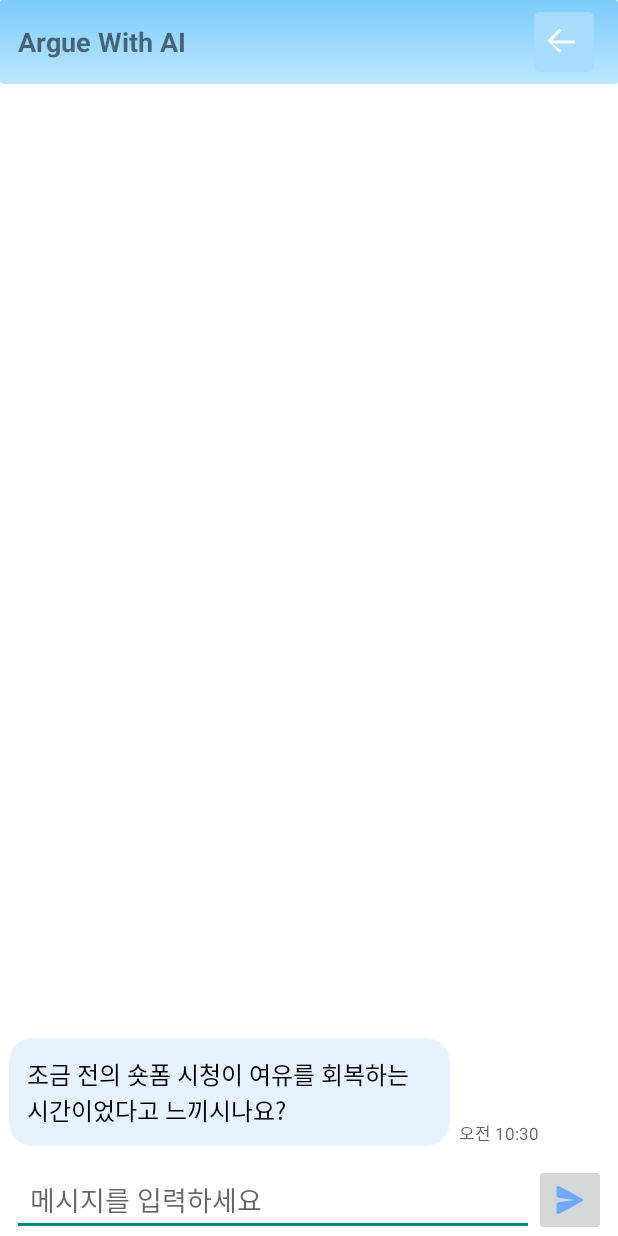
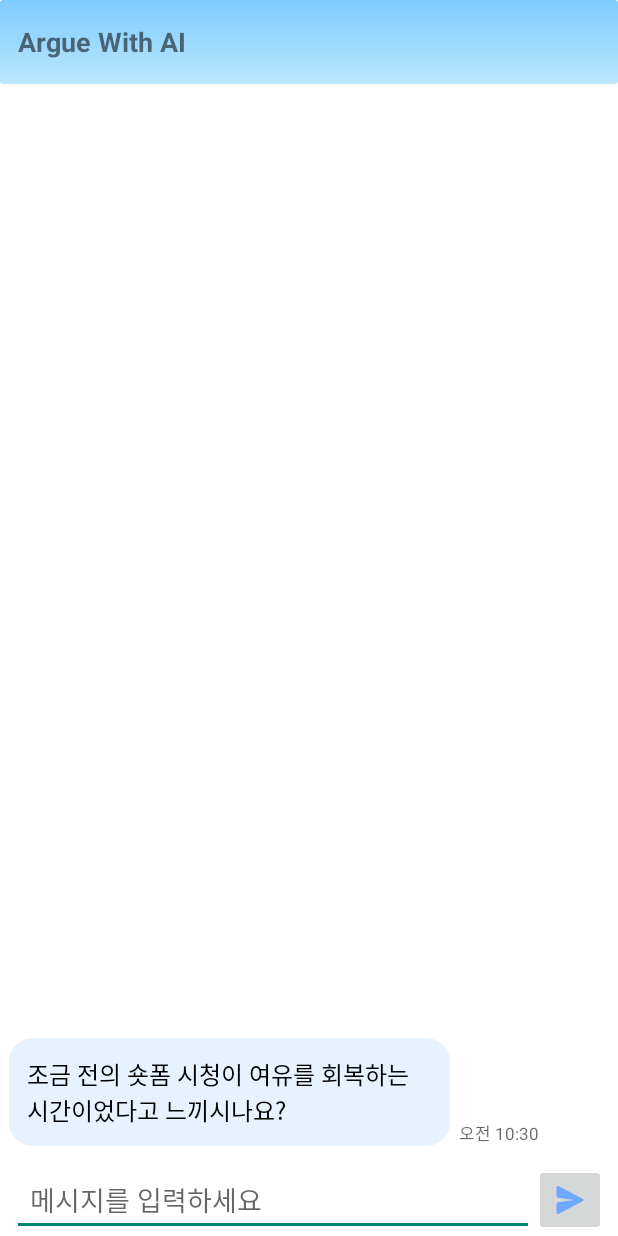
Before and after one commit to sanghyeon0114/argue-with-ai, an Android app built with Jetpack Compose: the ChatActivity screen opened directly, with no data from a screen before it, on a phone screen of 412 x 824 dp. Run offline under Robolectric (Android 15) with nearby library versions, the phone set to English and light mode, and no system bars; our stand-ins replace Firebase (no records; nobody signed in at launch, a user with empty details on screens opened directly).

Commit message:
뒤로가기 버튼 삭제

```diff
--- a/app/src/main/java/com/p4c/arguewithai/chat/ChatActivity.kt
+++ b/app/src/main/java/com/p4c/arguewithai/chat/ChatActivity.kt
@@ -142,11 +142,6 @@ class ChatActivity : ComponentActivity() {
         etMessage.requestFocus()
         val imm = getSystemService(INPUT_METHOD_SERVICE) as android.view.inputmethod.InputMethodManager
         imm.showSoftInput(etMessage, android.view.inputmethod.InputMethodManager.SHOW_IMPLICIT)
-
-        val btnBack = requireViewByIdSafe<ImageButton>(R.id.btnBack, "btnBack")
-        btnBack.setOnClickListener {
-            closePrompt("user_closed")
-        }
     }
 
     private fun loadRandomQuestionsFromAssets(): List<String> {
--- a/app/src/main/res/layout/activity_chat.xml
+++ b/app/src/main/res/layout/activity_chat.xml
@@ -24,15 +24,6 @@
             android:textSize="18sp"
             android:textStyle="bold"
             android:gravity="center_vertical" />
-
-        <ImageButton
-            android:id="@+id/btnBack"
-            android:layout_width="48dp"
-            android:layout_height="48dp"
-            android:background="@android:color/transparent"
-            android:src="@drawable/ic_arrow_back"
-            android:contentDescription="@string/button_description"
-            android:padding="12dp" />
     </LinearLayout>
 
     <!-- 메시지 영역 -->
```
Also changed, not shown: app/src/main/java/com/p4c/arguewithai/intervention/ShortFormWatcherManager.kt (+6 -6 lines), app/src/main/java/com/p4c/arguewithai/listener/SessionViewListener.kt (+4 -4 lines).
